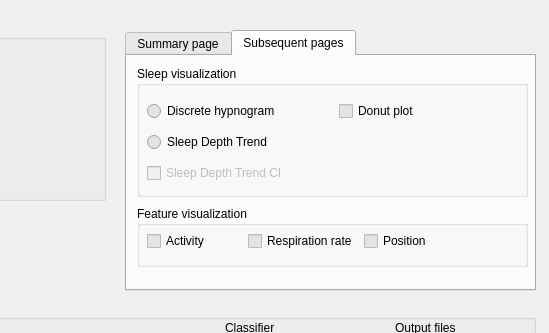
matiashaggman/NAPPA-ISA, file nappa_gui/main_window.ui: the form before one commit; both pictures show x 175 to 724 and y 0 to 333 of the 724 by 835 pixel window.
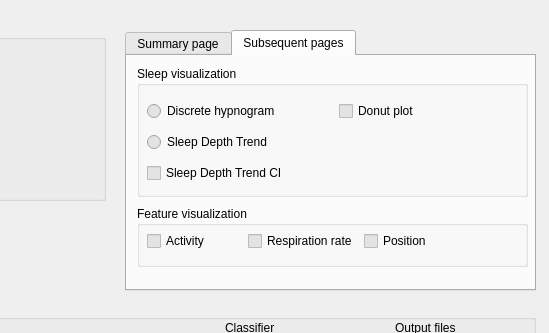
The form after the commit. The open tabs and pages were chosen to show the change. Icons and pictures are not drawn.

```diff
--- a/nappa_gui/main_window.ui
+++ b/nappa_gui/main_window.ui
@@ -1456,7 +1456,7 @@
        <item row="2" column="0">
         <widget class="QCheckBox" name="sdtConfidenceSubsqBox">
          <property name="enabled">
-          <bool>false</bool>
+          <bool>true</bool>
          </property>
          <property name="text">
           <string>Sleep Depth Trend CI</string>
```
Left out of the diff: 4 changed lines with no effect on the pictures.
